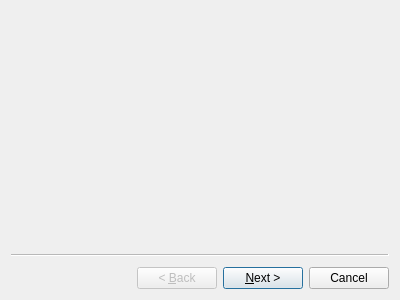
Kicer86/builder, file dialogs/setup.ui: the form before one commit.
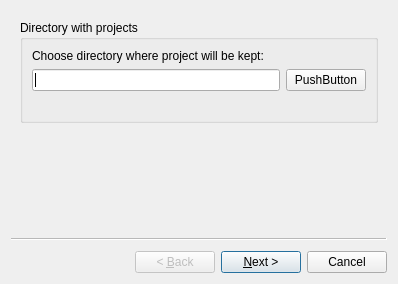
The form after the commit.

Commit message: Setup dialog develop (first page)

What changed in the file:
```diff
--- a/dialogs/setup.ui
+++ b/dialogs/setup.ui
@@ -5,14 +5,72 @@
    <rect>
     <x>0</x>
     <y>0</y>
-    <width>400</width>
-    <height>300</height>
+    <width>398</width>
+    <height>284</height>
    </rect>
   </property>
+  <property name="sizePolicy">
+   <sizepolicy hsizetype="Preferred" vsizetype="Preferred">
+    <horstretch>0</horstretch>
+    <verstretch>0</verstretch>
+   </sizepolicy>
+  </property>
   <property name="windowTitle">
    <string>Wizard</string>
   </property>
-  <widget class="QWizardPage" name="wizardPage1"/>
+  <widget class="QWizardPage" name="wizardPage1">
+   <property name="sizePolicy">
+    <sizepolicy hsizetype="Preferred" vsizetype="Preferred">
+     <horstretch>0</horstretch>
+     <verstretch>0</verstretch>
+    </sizepolicy>
+   </property>
+   <layout class="QVBoxLayout" name="verticalLayout">
+    <item>
+     <widget class="QGroupBox" name="page1_groupBox">
+      <property name="sizePolicy">
+       <sizepolicy hsizetype="Preferred" vsizetype="Preferred">
+        <horstretch>0</horstretch>
+        <verstretch>0</verstretch>
+       </sizepolicy>
+      </property>
+      <property name="title">
+       <string>Directory with projects</string>
+      </property>
+      <layout class="QVBoxLayout" name="verticalLayout_2">
+       <item>
+        <widget class="QLabel" name="page1_Info">
+         <property name="text">
+          <string>Choose directory where project will be kept:</string>
+         </property>
+        </widget>
+       </item>
+       <item>
+        <layout class="QHBoxLayout" name="horizontalLayout">
+         <item>
+          <widget class="QLineEdit" name="page1_dirEdit"/>
+         </item>
+         <item>
+          <widget class="QPushButton" name="page1_button">
+           <property name="text">
+            <string>PushButton</string>
+           </property>
+          </widget>
+         </item>
+        </layout>
+       </item>
+       <item>
+        <widget class="QLabel" name="page1_errorLabel">
+         <property name="text">
+          <string/>
+         </property>
+        </widget>
+       </item>
+      </layout>
+     </widget>
+    </item>
+   </layout>
+  </widget>
   <widget class="QWizardPage" name="wizardPage2"/>
  </widget>
 </ui>
```
Left out of the diff: 3 changed lines with no effect on the pictures.
